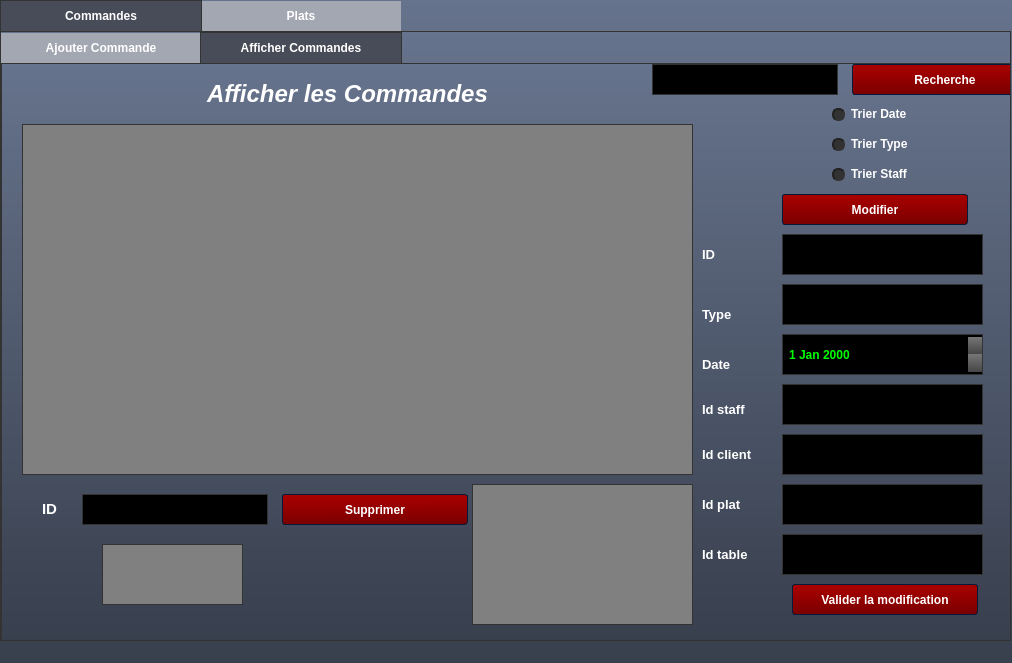
soumaya-nheri/Smart-Restaurant-2A28, file mainwindow.ui: the form before one commit.
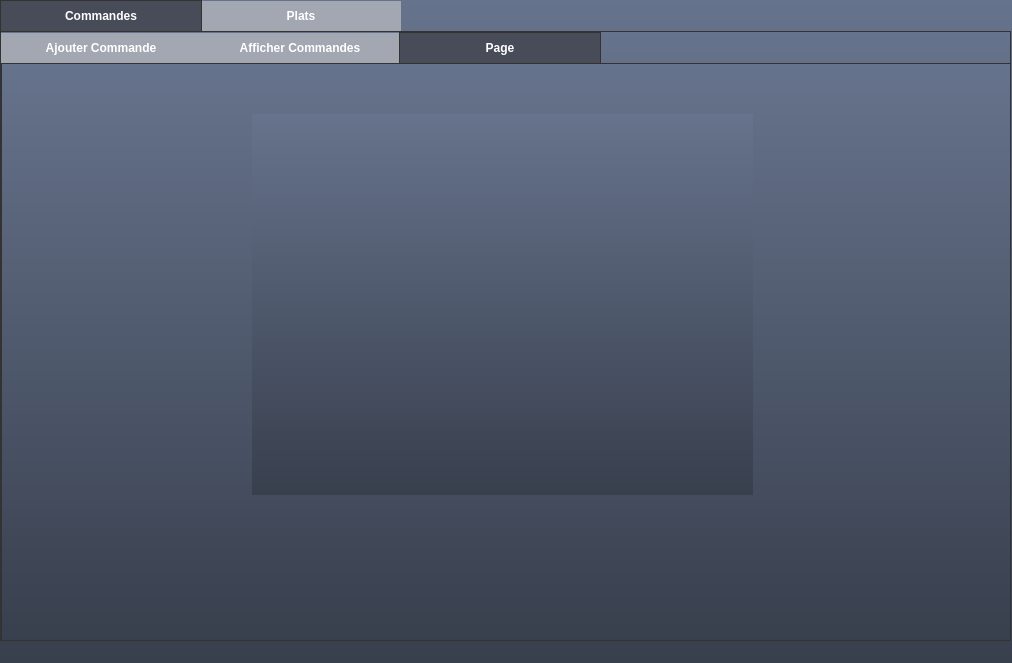
The form after the commit. The open tabs and pages were chosen to show the change. Icons and pictures are not drawn.

```diff
--- a/mainwindow.ui
+++ b/mainwindow.ui
@@ -1275,7 +1275,7 @@
        </rect>
       </property>
       <property name="currentIndex">
-       <number>1</number>
+       <number>2</number>
       </property>
       <widget class="QWidget" name="ajouterCom">
        <property name="styleSheet">
@@ -1849,6 +1849,22 @@
         </property>
        </widget>
       </widget>
+      <widget class="QWidget" name="tab">
+       <attribute name="title">
+        <string>Page</string>
+       </attribute>
+       <widget class="QWidget" name="layoutWidget">
+        <property name="geometry">
+         <rect>
+          <x>250</x>
+          <y>50</y>
+          <width>501</width>
+          <height>381</height>
+         </rect>
+        </property>
+        <layout class="QVBoxLayout" name="verticalLayout"/>
+       </widget>
+      </widget>
      </widget>
     </widget>
     <widget class="QWidget" name="plat">
```
Left out of the diff: 6 changed lines with no effect on the pictures.
